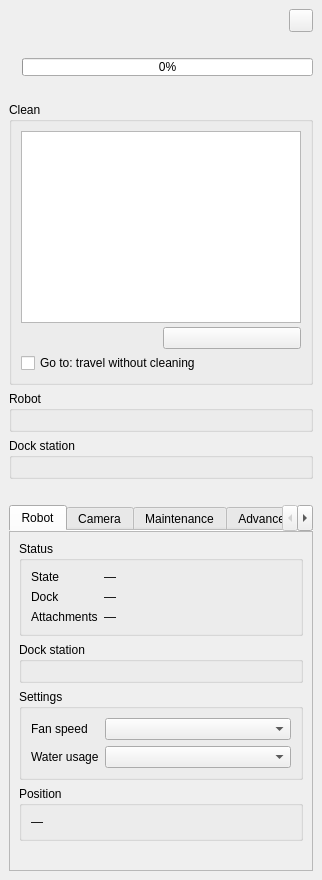
Old version of the form valetudo_qgis/ui/status_panel.ui in the repository sylsta/homeqgis.
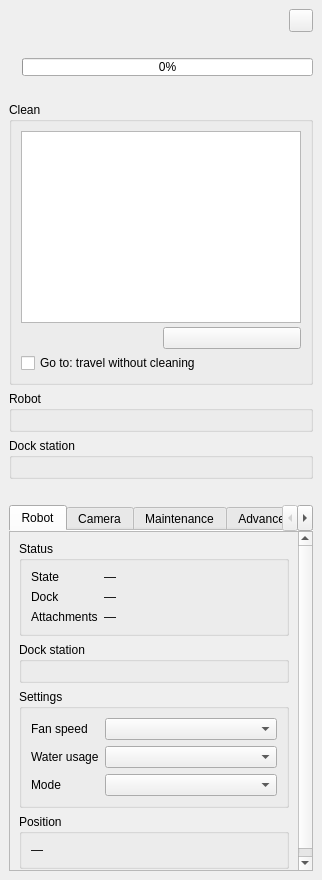
New version of the form. Custom widgets are drawn as their Qt base class.

Commit message:
Robot tab: Mode selector (vacuum only, mop only, both)
OperationModeControlCapability joins fan speed and water usage in the
Settings section: shown when the robot supports it, filled with the
robot's own presets, current value from the state attributes, changed
with one click.

The edit to the form file:
```diff
--- a/valetudo_qgis/ui/status_panel.ui
+++ b/valetudo_qgis/ui/status_panel.ui
@@ -307,6 +307,20 @@
                <item row="1" column="1">
                 <widget class="QComboBox" name="combo_water_usage"/>
                </item>
+               <item row="2" column="0">
+                <widget class="QLabel" name="lbl_operation_mode">
+                 <property name="text">
+                  <string>Mode</string>
+                 </property>
+                </widget>
+               </item>
+               <item row="2" column="1">
+                <widget class="QComboBox" name="combo_operation_mode">
+                 <property name="toolTip">
+                  <string>Vacuum only, mop only, or both.</string>
+                 </property>
+                </widget>
+               </item>
               </layout>
              </widget>
             </item>
```
The commit also changes 5 other files.
